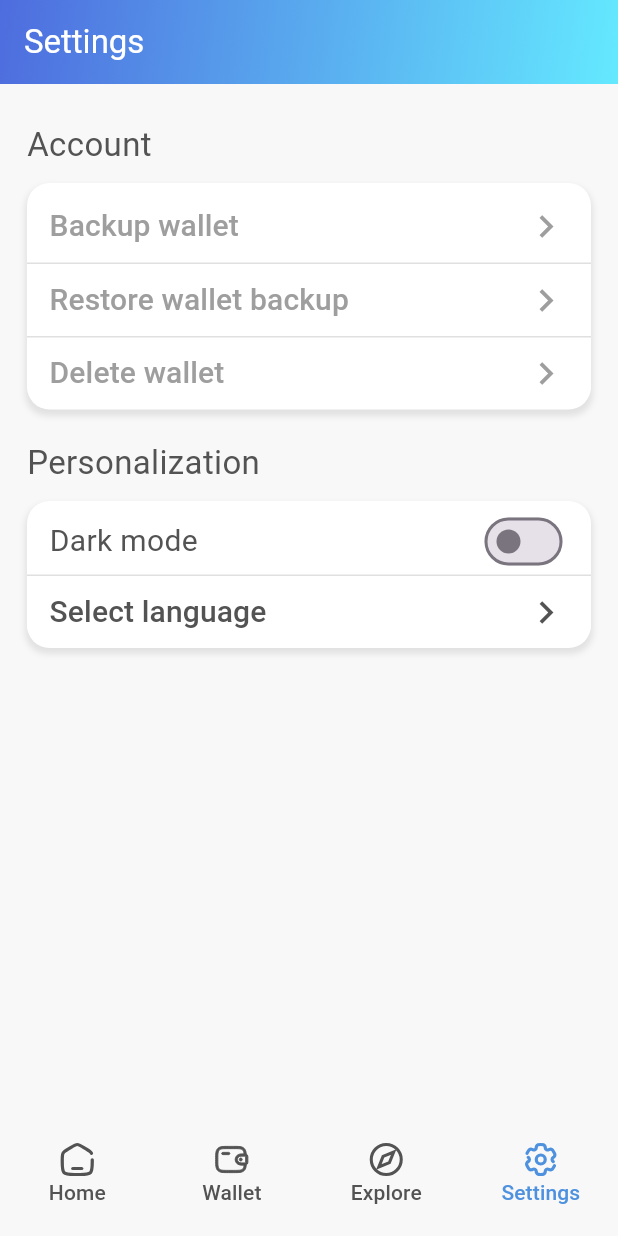
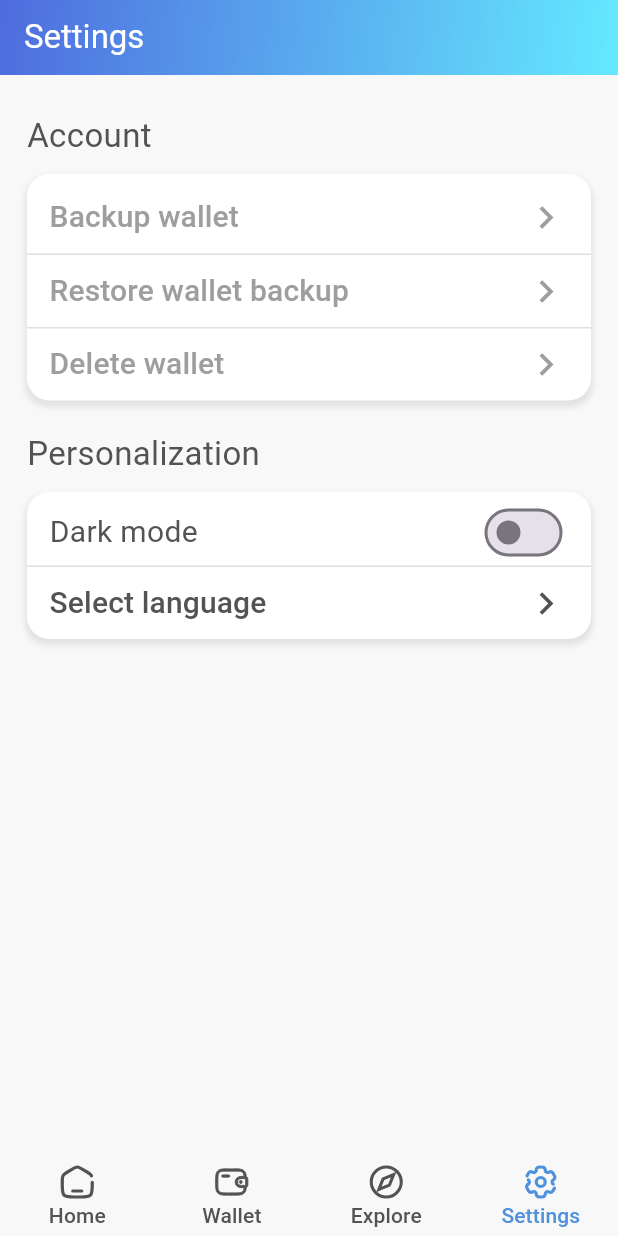
Before and after one commit to gianluca5539/simpleBTP, a Flutter app: the screen it shows after launch, item 4 of the bottom bar chosen, on a phone screen of 412 x 824 dp. Run offline on Flutter 3.47's test engine with Material 3 defaults, Android fonts, the phone set to English and light mode, and no system bars; our stand-ins replace fl_chart, flutter_svg, hive, hive_flutter, skeletonizer; accounts and stored records are empty; Roboto replaces fonts that are missing (DIN Alternate).

Commit message:
smallet top bar and bottom bar

```diff
--- a/frontend/simpleBTP/lib/components/AppTopBar/apptopbar.dart
+++ b/frontend/simpleBTP/lib/components/AppTopBar/apptopbar.dart
@@ -6,6 +6,7 @@ PreferredSizeWidget appTopBar(title, Map<String, dynamic>? action) {
   Box box = Hive.box('settings');
   bool isDarkMode = box.get('darkMode', defaultValue: false);
   return AppBar(
+    toolbarHeight: 50,
     title: Text(title, style: const TextStyle(color: Colors.white)),
     iconTheme: const IconThemeData(color: Colors.white),
     actions: action != null
--- a/frontend/simpleBTP/lib/components/Footer/footer.dart
+++ b/frontend/simpleBTP/lib/components/Footer/footer.dart
@@ -36,6 +36,7 @@ class Footer extends StatelessWidget {
     Box box = Hive.box('settings');
     bool isDarkMode = box.get('darkMode', defaultValue: false);
     return BottomAppBar(
+      height: 65,
       color: isDarkMode ? offBlackColor : offWhiteColor,
       padding: const EdgeInsets.only(top: 17),
       child: Row(
```
